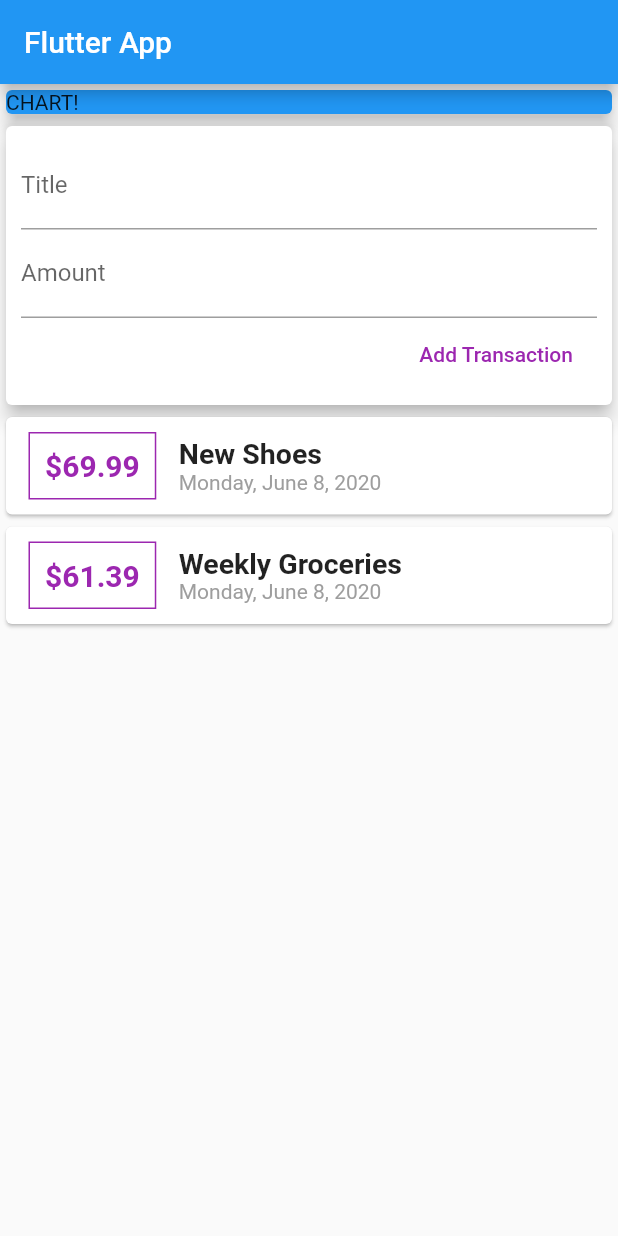
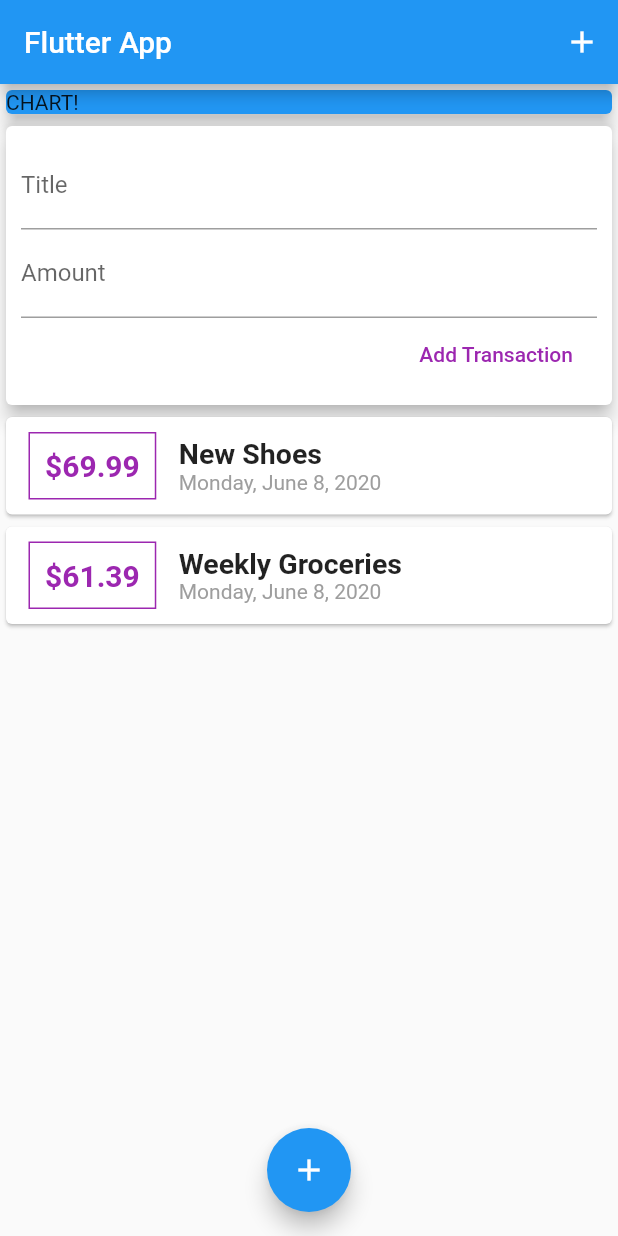
Before and after one commit to sarahmajeed/expense-planner, a Flutter app: the screen it shows after launch, after a tap on "Add Transaction", on a phone screen of 412 x 824 dp. Run offline on Flutter 3.47's test engine with Material 2 defaults, Android fonts, the phone set to English and light mode, and no system bars.

Commit message:
Adding buttons

```diff
--- a/lib/main.dart
+++ b/lib/main.dart
@@ -22,8 +22,17 @@ class HomePage extends StatelessWidget {
     return Scaffold(
       appBar: AppBar(
         title: Text('Flutter App'),
+        actions: <Widget>[
+          IconButton(
+            icon: Icon(
+              Icons.add,
             ),
-        body: Column(
+            onPressed: () {},
+          )
+        ],
+      ),
+      body: SingleChildScrollView(
+          child: Column(
         crossAxisAlignment: CrossAxisAlignment.stretch,
         children: <Widget>[
           Container(
@@ -37,6 +46,10 @@ class HomePage extends StatelessWidget {
           ),
           UserTransactions()
         ],
-        ));
+      )),
+      floatingActionButtonLocation: FloatingActionButtonLocation.centerFloat,
+      floatingActionButton:
+          FloatingActionButton(onPressed: () {}, child: Icon(Icons.add)),
+    );
   }
 }
--- a/lib/widgets/new_transaction.dart
+++ b/lib/widgets/new_transaction.dart
@@ -8,6 +8,15 @@ class NewTransaction extends StatelessWidget {
 
   //constructor
   NewTransaction({this.newTxClick});
+  void submitData() {
+    final enteredTitle = titleController.text;
+    final enteredAmount = double.parse(amountController.text);
+
+    if (enteredTitle.isEmpty || enteredAmount <= 0) {
+      return;
+    }
+    newTxClick(enteredTitle, enteredAmount);
+  }
 
   @override
   Widget build(BuildContext context) {
@@ -29,12 +38,11 @@ class NewTransaction extends StatelessWidget {
               decoration: InputDecoration(labelText: 'Amount'),
               // onChanged: (val) => amountInput = val,
               controller: amountController,
+              keyboardType: TextInputType.number,
+              onSubmitted: (_) => submitData(),
             ),
             FlatButton(
-              onPressed: () {
-                newTxClick(
-                    titleController.text, double.parse(amountController.text));
-              },
+              onPressed: () => submitData(),
               child: Text('Add Transaction'),
               textColor: Colors.purple,
             )
```
Lines whose indentation alone changed are shown as unchanged.
